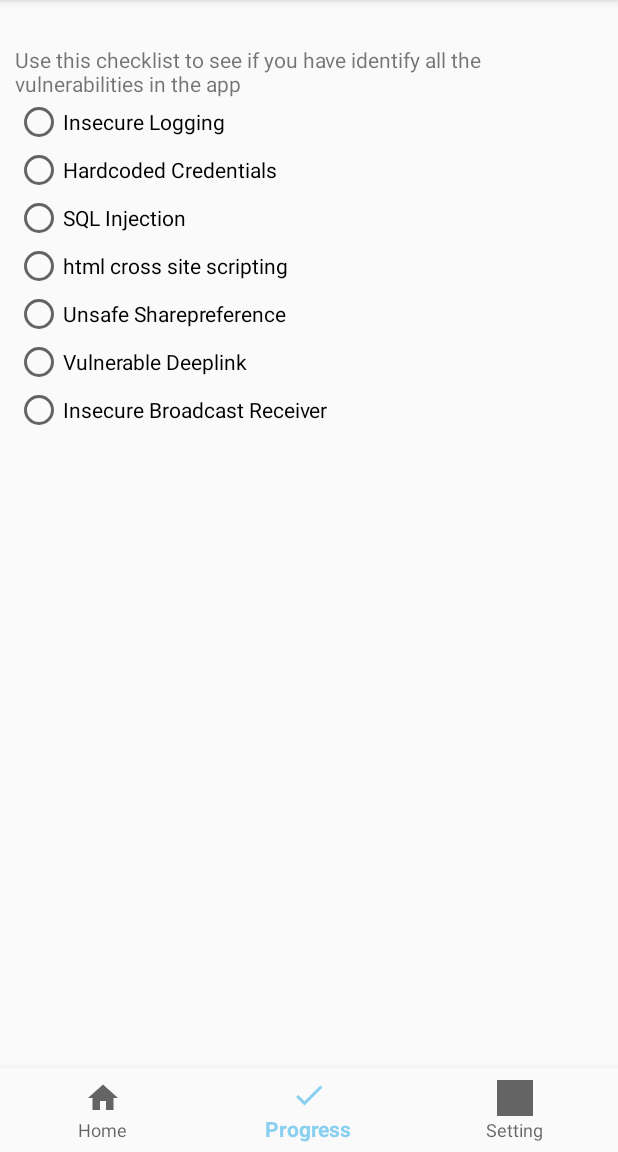
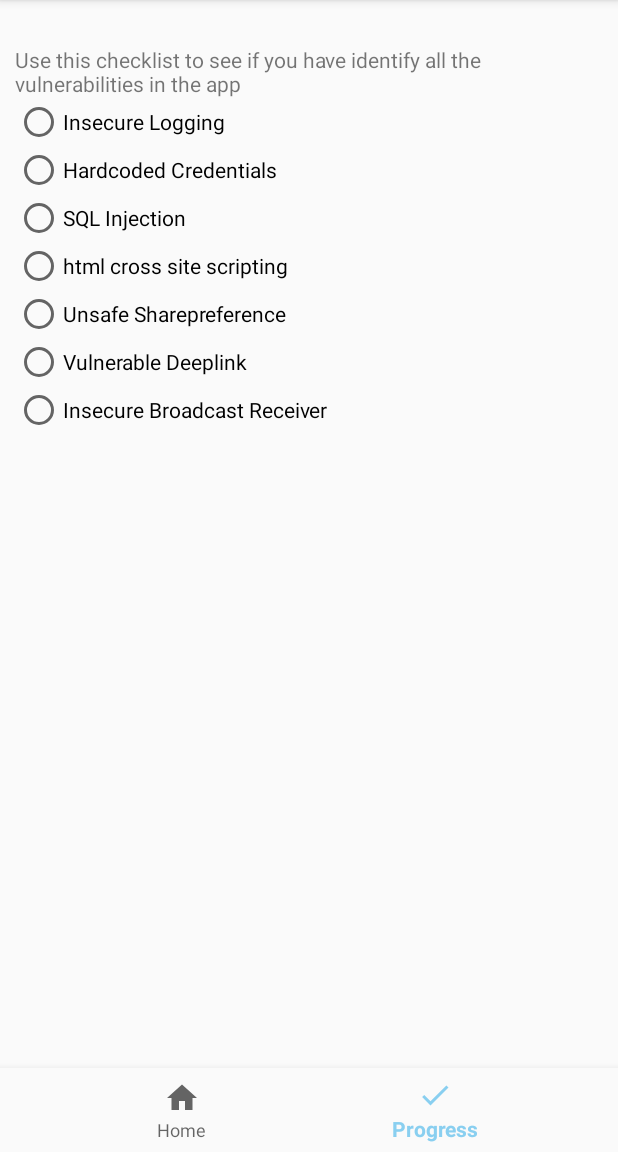
Before and after one commit to jonathan34c/SwissCheese, an Android app: the screen it shows after launch (MainActivity), item 2 of the bottom bar chosen, on a phone screen of 412 x 824 dp, the part 84-1236 px from its top. Run offline under Robolectric (Android 15) with nearby library versions, the phone set to English and light mode, and no system bars.

```diff
--- a/app/src/main/java/com/chang/jonathan/swisscheese/MainActivity.kt
+++ b/app/src/main/java/com/chang/jonathan/swisscheese/MainActivity.kt
@@ -96,7 +96,7 @@ class MainActivity : AppCompatActivity(), BottomNavigationView.OnNavigationItemS
 
     override fun onStart() {
         super.onStart()
-        val pagerList = arrayListOf(MainScreen.HOME, MainScreen.PROGRESS, MainScreen.SETTING)
+        val pagerList = arrayListOf(MainScreen.HOME, MainScreen.PROGRESS)
         mainPagerAdapter.setItems(pagerList)
         scrollToScreen(MainScreen.HOME)
         selectBottomNavigationViewMenuItem(MainScreen.HOME.menuItemId)
--- a/app/src/main/java/com/chang/jonathan/swisscheese/main/MainScreen.kt
+++ b/app/src/main/java/com/chang/jonathan/swisscheese/main/MainScreen.kt
@@ -11,7 +11,6 @@ enum class MainScreen(@IdRes val menuItemId: Int,
                       val titleStringId: String,
                       val fragment: Fragment) {
     HOME(R.id.homeFragment, R.drawable.ic_home, "Home", PostFragment()),
-    SETTING(R.id.settingsFragment, R.drawable.ic_launcher_background, "Setting", HomeFragment()),
     PROGRESS(R.id.progressFragment, R.drawable.ic_check, "Progress", ProgressFragment())
 }
 
--- a/app/src/main/res/menu/menu_bot.xml
+++ b/app/src/main/res/menu/menu_bot.xml
@@ -9,7 +9,4 @@
     <item android:id="@+id/progressFragment"
         android:title="Progress"
         android:icon="@drawable/ic_check"/>
-    <item android:id="@+id/settingsFragment"
-        android:title="Setting"
-        android:icon="@drawable/ic_launcher_background"/>
 </menu>
```
Also changed, not shown: 1 other file.
